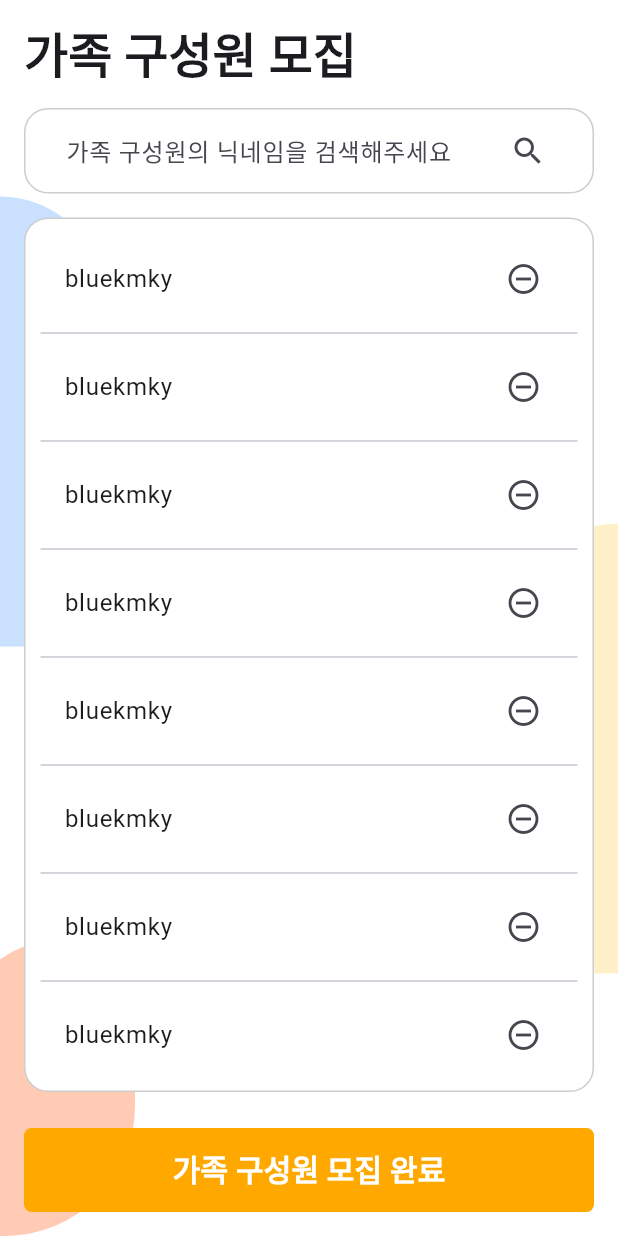
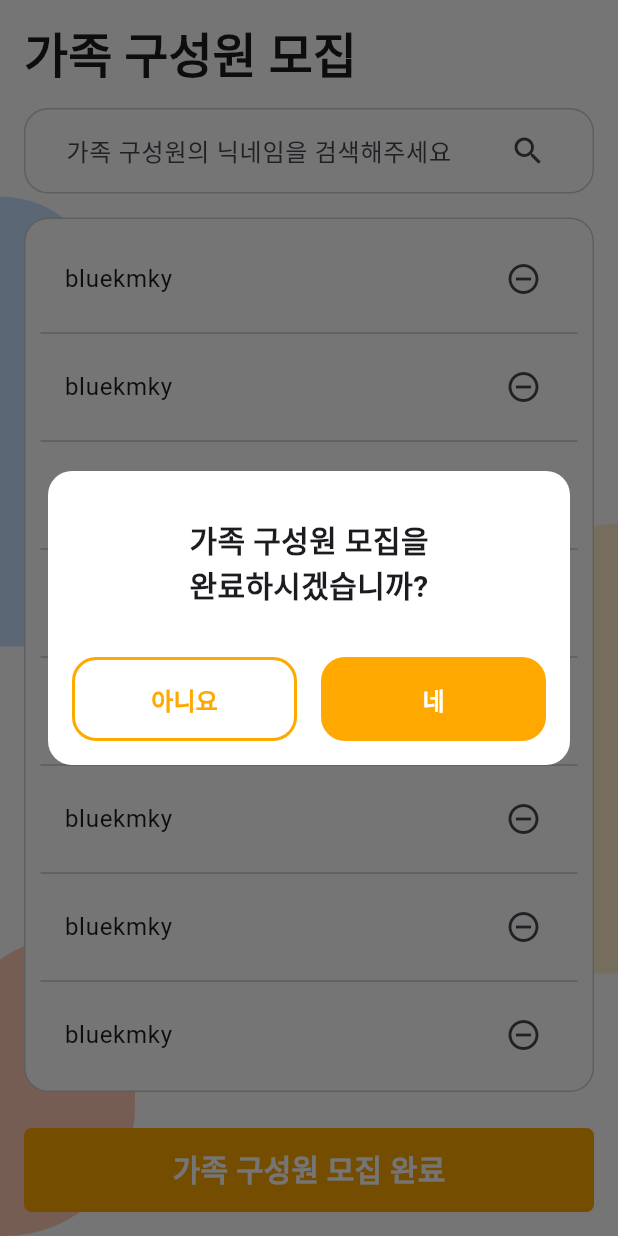
Before and after one commit to bluekmky1/family_note_app, a Flutter app: the screen it shows after launch, after a tap on "가족 구성원 모집 완료", on a phone screen of 412 x 824 dp. Run offline on Flutter 3.47's test engine with Material 3 defaults, Android fonts, the phone set to English and light mode, and no system bars; our stand-ins replace dio, equatable, flutter_riverpod, go_router, pretty_dio_logger, retrofit; generated files the repository leaves out were written again; Roboto replaces fonts that are missing (Pretendard).

```diff
--- a/lib/ui/recruit/recruit_view.dart
+++ b/lib/ui/recruit/recruit_view.dart
@@ -1,6 +1,7 @@
 import 'package:flutter/cupertino.dart';
 import 'package:flutter/material.dart';
 import 'package:flutter/widgets.dart';
+import 'package:go_router/go_router.dart';
 
 import '../../theme/typographies.dart';
 
@@ -159,7 +160,13 @@ class RecruitView extends StatelessWidget {
                                 child: SizedBox(
                                   height: 56,
                                   child: TextButton(
-                                    onPressed: () {},
+                                    onPressed: () {
+                                      showDialog(
+                                        context: context,
+                                        builder: (BuildContext context) =>
+                                            const CompleteRecruitDialogWidget(),
+                                      );
+                                    },
                                     style: TextButton.styleFrom(
                                       shape: RoundedRectangleBorder(
                                           borderRadius:
@@ -188,3 +195,89 @@ class RecruitView extends StatelessWidget {
         ),
       );
 }
+
+class CompleteRecruitDialogWidget extends StatelessWidget {
+  const CompleteRecruitDialogWidget({
+    super.key,
+  });
+
+  @override
+  Widget build(BuildContext context) => Dialog(
+        shape: RoundedRectangleBorder(borderRadius: BorderRadius.circular(16)),
+        insetPadding: const EdgeInsets.symmetric(horizontal: 32),
+        child: SizedBox(
+          child: Padding(
+            padding: const EdgeInsets.all(16),
+            child: Column(
+              mainAxisSize: MainAxisSize.min,
+              children: <Widget>[
+                const Padding(
+                  padding: EdgeInsets.symmetric(
+                    vertical: 16,
+                  ),
+                  child: Text(
+                    '가족 구성원 모집을\n완료하시겠습니까?',
+                    style: Typo.hBold20,
+                  ),
+                ),
+                const SizedBox(height: 16),
+                Row(
+                  mainAxisAlignment: MainAxisAlignment.center,
+                  children: <Widget>[
+                    Expanded(
+                      child: SizedBox(
+                        height: 56,
+                        child: TextButton(
+                          style: TextButton.styleFrom(
+                            side: const BorderSide(
+                              color: Color(
+                                0xFFFFA800,
+                              ),
+                              width: 2,
+                            ),
+                            backgroundColor: Colors.white,
+                          ),
+                          onPressed: () {
+                            context.pop();
+                          },
+                          child: Text(
+                            '아니요',
+                            style: Typo.tSemiBold16.copyWith(
+                              color: const Color(
+                                0xFFFFA800,
+                              ),
+                            ),
+                          ),
+                        ),
+                      ),
+                    ),
+                    const SizedBox(width: 16),
+                    Expanded(
+                      child: SizedBox(
+                        height: 56,
+                        child: TextButton(
+                          style: TextButton.styleFrom(
+                            backgroundColor: const Color(
+                              0xFFFFA800,
+                            ),
+                          ),
+                          onPressed: () {
+                            context.pop();
+                          },
+                          child: Text(
+                            '네',
+                            style: Typo.tSemiBold16.copyWith(
+                              color: Colors.white,
+                            ),
+                          ),
+                        ),
+                      ),
+                    ),
+                  ],
+                ),
+              ],
+            ),
+          ),
+        ),
+      );
+}
```
